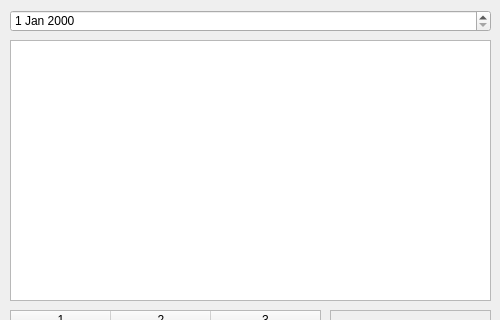
Old version of the form src/oneexecutiondialog.ui in the repository yantayga/Diary; both pictures show x 0 to 500 and y 0 to 320 of the 500 by 506 pixel window.
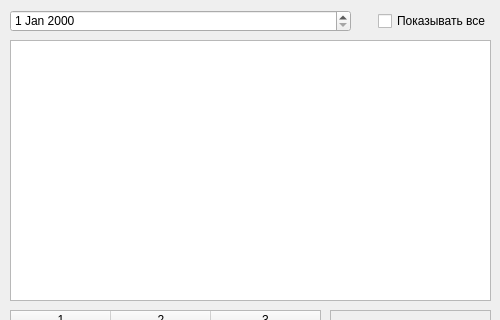
New version of the form.

Patch:
```diff
--- a/src/oneexecutiondialog.ui
+++ b/src/oneexecutiondialog.ui
@@ -103,7 +103,7 @@
     <rect>
      <x>10</x>
      <y>10</y>
-     <width>481</width>
+     <width>341</width>
      <height>22</height>
     </rect>
    </property>
@@ -121,6 +121,19 @@
     <string>комментарий</string>
    </property>
   </widget>
+  <widget class="QCheckBox" name="chkShowAll">
+   <property name="geometry">
+    <rect>
+     <x>378</x>
+     <y>11</y>
+     <width>111</width>
+     <height>20</height>
+    </rect>
+   </property>
+   <property name="text">
+    <string>Показывать все</string>
+   </property>
+  </widget>
  </widget>
  <resources/>
  <connections>
```
Left out of the diff: 17 changed lines with no effect on the pictures.
